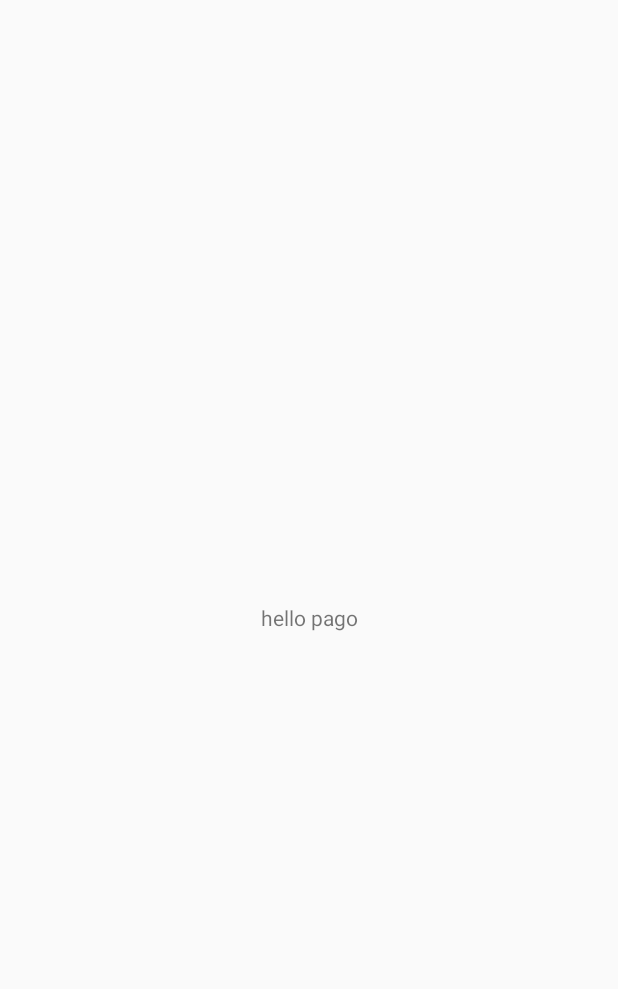
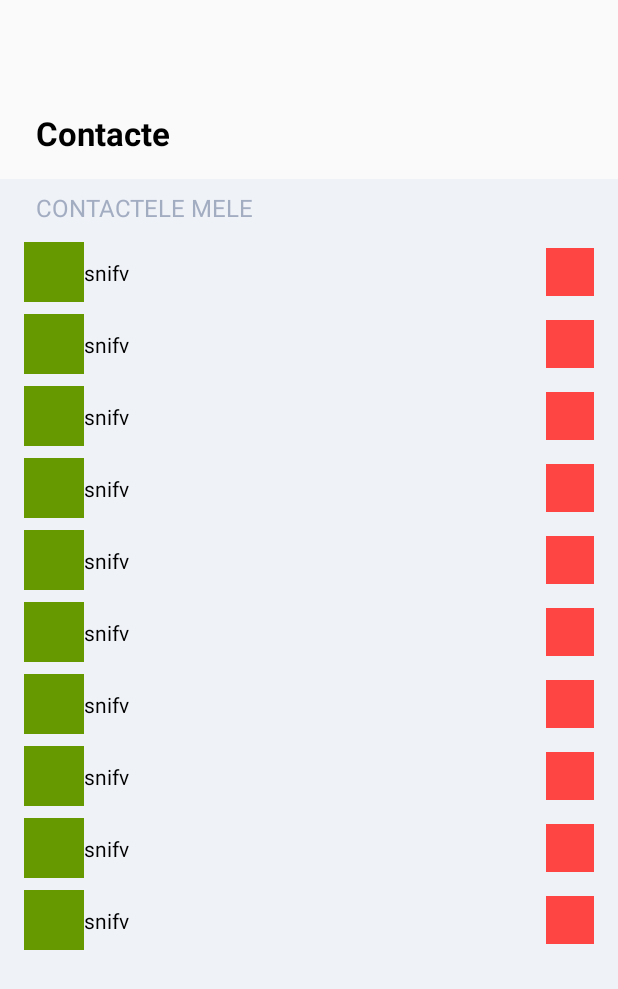
Before and after one commit to marcgr9/pago-assignment, an Android app: the screen it shows after launch (MainActivity), on a phone screen of 412 x 824 dp. Before the commit the part shown is almost empty. Shown: the top 989 px of the screen. Run offline under Robolectric (Android 15) with nearby library versions, the phone set to English and light mode, and no system bars.

Commit message:
FEATURE. UI for the homepage

```diff
--- a/app/build.gradle.kts
+++ b/app/build.gradle.kts
@@ -14,6 +14,10 @@ android {
         targetSdk = 33
         versionCode = 1
         versionName = "1.0"
+    }
+
+    viewBinding {
+        enable = true
     }
 
     buildTypes {
--- a/app/src/main/java/ro/marc/pago/activity/MainActivity.kt
+++ b/app/src/main/java/ro/marc/pago/activity/MainActivity.kt
@@ -1,15 +1,35 @@
 package ro.marc.pago.activity
 
 import android.os.Bundle
+import android.view.View
+import android.widget.TextView
 import androidx.appcompat.app.AppCompatActivity
+import androidx.constraintlayout.widget.ConstraintLayout
+import androidx.navigation.NavController
+import androidx.navigation.fragment.NavHostFragment
 import ro.marc.pago.R
 
 class MainActivity: AppCompatActivity() {
+
+    var navController: NavController? = null
+        private set
 
     override fun onCreate(savedInstanceState: Bundle?) {
         super.onCreate(savedInstanceState)
 
         setContentView(R.layout.activity_main)
+
+        val navHostFragment = supportFragmentManager.findFragmentById(R.id.navHost) as NavHostFragment
+        navController = navHostFragment.navController
+    }
+
+    fun configureHeader(text: String?) {
+        if (text == null) {
+            findViewById<ConstraintLayout>(R.id.header).visibility = View.INVISIBLE
+            return
+        }
+
+        findViewById<TextView>(R.id.title).text = text
     }
 
 }
--- /dev/null
+++ b/app/src/main/java/ro/marc/pago/activity/adapter/ContactsAdapter.kt
@@ -0,0 +1,49 @@
+package ro.marc.pago.activity.adapter
+
+import android.view.LayoutInflater
+import android.view.ViewGroup
+import androidx.recyclerview.widget.RecyclerView
+import ro.marc.pago.databinding.CompContactBinding
+import java.time.OffsetDateTime
+import java.time.format.DateTimeFormatter
+import java.util.Date
+import java.util.concurrent.TimeUnit
+import kotlin.random.Random
+
+class ContactsAdapter(
+    private val onClick: (Int) -> Unit,
+): RecyclerView.Adapter<RecyclerView.ViewHolder>() {
+
+    private val contacts: MutableList<Int> = mutableListOf()
+
+    fun setContacts(newContacts: List<Int>) {
+        println(newContacts.size)
+        contacts.clear()
+        contacts.addAll(newContacts)
+
+        notifyDataSetChanged()
+    }
+
+    override fun onCreateViewHolder(parent: ViewGroup, viewType: Int): RecyclerView.ViewHolder {
+        val compTranItemBinding = CompContactBinding.inflate(LayoutInflater.from(parent.context), parent, false)
+        return ViewHolder(compTranItemBinding)
+    }
+
+    override fun getItemCount() = contacts.size
+
+    override fun onBindViewHolder(holder: RecyclerView.ViewHolder, position: Int) {
+        (holder as ViewHolder).bind(contacts[position])
+        holder.itemView.setOnClickListener {
+            onClick(contacts[position])
+        }
+    }
+
+    private class ViewHolder(private val item: CompContactBinding) : RecyclerView.ViewHolder(item.root) {
+
+        fun bind(contact: Int) {
+            item.name.text = "snifv"
+        }
+
+    }
+
+}
--- /dev/null
+++ b/app/src/main/java/ro/marc/pago/activity/fragments/MainHome.kt
@@ -0,0 +1,44 @@
+package ro.marc.pago.activity.fragments
+
+import android.os.Bundle
+import android.view.LayoutInflater
+import android.view.View
+import android.view.ViewGroup
+import androidx.fragment.app.Fragment
+import androidx.recyclerview.widget.LinearLayoutManager
+import ro.marc.pago.activity.MainActivity
+import ro.marc.pago.activity.adapter.ContactsAdapter
+import ro.marc.pago.databinding.FragMainHomeBinding
+
+class MainHome: Fragment() {
+
+    private lateinit var _binding: FragMainHomeBinding
+    private val binding
+        get() = _binding
+
+    private val activity: MainActivity by lazy {
+        requireActivity() as MainActivity
+    }
+
+    private val contactsAdapter = ContactsAdapter {
+        // activity.navController!!.navigate()
+    }
+
+    override fun onCreateView(inflater: LayoutInflater, container: ViewGroup?, savedInstanceState: Bundle?): View? {
+        super.onCreateView(inflater, container, savedInstanceState)
+
+        _binding = FragMainHomeBinding.inflate(inflater, null, false)
+
+        activity.configureHeader(null)
+
+        binding.list.apply {
+            layoutManager = LinearLayoutManager(activity)
+            adapter = contactsAdapter
+        }
+
+        contactsAdapter.setContacts((1..10).toList())
+
+        return binding.root
+    }
+
+}
--- /dev/null
+++ b/app/src/main/res/drawable/icon_chevron_left.xml
@@ -0,0 +1,9 @@
+<vector xmlns:android="http://schemas.android.com/apk/res/android"
+    android:width="320dp"
+    android:height="512dp"
+    android:viewportWidth="320"
+    android:viewportHeight="512">
+  <path
+      android:fillColor="#FF000000"
+      android:pathData="M9.4,233.4c-12.5,12.5 -12.5,32.8 0,45.3l192,192c12.5,12.5 32.8,12.5 45.3,0s12.5,-32.8 0,-45.3L77.3,256 246.6,86.6c12.5,-12.5 12.5,-32.8 0,-45.3s-32.8,-12.5 -45.3,0l-192,192z"/>
+</vector>
--- /dev/null
+++ b/app/src/main/res/drawable/icon_chevron_right.xml
@@ -0,0 +1,9 @@
+<vector xmlns:android="http://schemas.android.com/apk/res/android"
+    android:width="320dp"
+    android:height="512dp"
+    android:viewportWidth="320"
+    android:viewportHeight="512">
+  <path
+      android:fillColor="#FF000000"
+      android:pathData="M310.6,233.4c12.5,12.5 12.5,32.8 0,45.3l-192,192c-12.5,12.5 -32.8,12.5 -45.3,0s-12.5,-32.8 0,-45.3L242.7,256 73.4,86.6c-12.5,-12.5 -12.5,-32.8 0,-45.3s32.8,-12.5 45.3,0l192,192z"/>
+</vector>
--- a/app/src/main/res/layout/activity_main.xml
+++ b/app/src/main/res/layout/activity_main.xml
@@ -1,12 +1,54 @@
 <?xml version="1.0" encoding="utf-8"?>
 <androidx.constraintlayout.widget.ConstraintLayout xmlns:android="http://schemas.android.com/apk/res/android"
     android:layout_width="match_parent"
-    android:layout_height="match_parent">
+    android:layout_height="match_parent"
+    xmlns:app="http://schemas.android.com/apk/res-auto"
+    xmlns:tools="http://schemas.android.com/tools">
 
-    <TextView
+    <androidx.constraintlayout.widget.ConstraintLayout
+        android:id="@+id/header"
         android:layout_width="match_parent"
-        android:layout_height="match_parent"
-        android:text="hello pago"
-        android:gravity="center" />
+        android:layout_height="0dp"
+        app:layout_constraintTop_toTopOf="parent"
+        app:layout_constraintBottom_toTopOf="@+id/navHost"
+        app:layout_constraintHeight_percent=".07">
+
+        <ImageView
+            android:id="@+id/icon"
+            android:layout_width="@dimen/view_x4"
+            android:layout_height="@dimen/view_x4"
+            android:src="@drawable/icon_chevron_left"
+            android:padding="@dimen/view_d2"
+            app:layout_constraintHorizontal_bias="0"
+            app:layout_constraintHorizontal_chainStyle="packed"
+            app:layout_constraintTop_toTopOf="parent"
+            app:layout_constraintBottom_toBottomOf="parent"
+            app:layout_constraintStart_toStartOf="parent"
+            app:layout_constraintEnd_toStartOf="@+id/title" />
+
+        <TextView
+            android:id="@+id/title"
+            android:layout_width="wrap_content"
+            android:layout_height="wrap_content"
+            android:textSize="@dimen/text_xlarge"
+            android:textStyle="bold"
+            android:layout_marginStart="@dimen/view_x1"
+            app:layout_constraintTop_toTopOf="parent"
+            app:layout_constraintBottom_toBottomOf="parent"
+            app:layout_constraintStart_toEndOf="@id/icon"
+            app:layout_constraintEnd_toEndOf="parent"
+            android:text="Title" />
+
+    </androidx.constraintlayout.widget.ConstraintLayout>
+
+    <androidx.fragment.app.FragmentContainerView
+        android:id="@+id/navHost"
+        android:name="androidx.navigation.fragment.NavHostFragment"
+        android:layout_width="match_parent"
+        android:layout_height="0dp"
+        app:defaultNavHost="true"
+        app:layout_constraintTop_toBottomOf="@id/header"
+        app:layout_constraintBottom_toBottomOf="parent"
+        app:navGraph="@navigation/navigation_main" />
 
 </androidx.constraintlayout.widget.ConstraintLayout>
--- /dev/null
+++ b/app/src/main/res/layout/comp_contact.xml
@@ -0,0 +1,50 @@
+<?xml version="1.0" encoding="utf-8"?>
+<androidx.constraintlayout.widget.ConstraintLayout xmlns:android="http://schemas.android.com/apk/res/android"
+    android:layout_width="match_parent"
+    android:layout_height="@dimen/view_x6"
+    xmlns:app="http://schemas.android.com/apk/res-auto"
+    xmlns:tools="http://schemas.android.com/tools"
+    android:paddingHorizontal="@dimen/view_x2">
+
+    <androidx.constraintlayout.widget.ConstraintLayout
+        android:id="@+id/contact"
+        android:layout_width="0dp"
+        android:layout_height="match_parent"
+        app:layout_constraintStart_toStartOf="parent"
+        app:layout_constraintEnd_toStartOf="@+id/arrow">
+
+        <ImageView
+            android:id="@+id/thumbnail"
+            android:layout_width="@dimen/view_x5"
+            android:layout_height="@dimen/view_x5"
+            android:background="@android:color/holo_green_dark"
+            app:layout_constraintHorizontal_bias="0"
+            app:layout_constraintHorizontal_chainStyle="packed"
+            app:layout_constraintStart_toStartOf="parent"
+            app:layout_constraintEnd_toStartOf="@id/name"
+            app:layout_constraintTop_toTopOf="parent"
+            app:layout_constraintBottom_toBottomOf="parent" />
+
+        <TextView
+            android:id="@+id/name"
+            android:layout_width="wrap_content"
+            android:layout_height="wrap_content"
+            app:layout_constraintStart_toEndOf="@id/thumbnail"
+            app:layout_constraintEnd_toEndOf="parent"
+            app:layout_constraintTop_toTopOf="parent"
+            app:layout_constraintBottom_toBottomOf="parent"
+            tools:text="Marc" />
+
+    </androidx.constraintlayout.widget.ConstraintLayout>
+
+    <ImageView
+        android:id="@+id/arrow"
+        android:layout_width="@dimen/view_x4"
+        android:layout_height="@dimen/view_x4"
+        android:background="@android:color/holo_red_light"
+        app:layout_constraintStart_toEndOf="@id/contact"
+        app:layout_constraintEnd_toEndOf="parent"
+        app:layout_constraintTop_toTopOf="parent"
+        app:layout_constraintBottom_toBottomOf="parent" />
+
+</androidx.constraintlayout.widget.ConstraintLayout>
--- /dev/null
+++ b/app/src/main/res/layout/frag_main_home.xml
@@ -0,0 +1,50 @@
+<?xml version="1.0" encoding="utf-8"?>
+<androidx.constraintlayout.widget.ConstraintLayout xmlns:android="http://schemas.android.com/apk/res/android"
+    android:layout_width="match_parent"
+    android:layout_height="match_parent"
+    xmlns:app="http://schemas.android.com/apk/res-auto"
+    xmlns:tools="http://schemas.android.com/tools">
+
+    <TextView
+        android:id="@+id/subtitle"
+        android:layout_width="match_parent"
+        android:layout_height="wrap_content"
+        android:textSize="@dimen/text_large"
+        android:textStyle="bold"
+        android:text="@string/app_contacts"
+        android:padding="@dimen/view_x2"
+        android:layout_marginStart="@dimen/view_x1"
+        app:layout_constraintTop_toTopOf="parent"
+        app:layout_constraintBottom_toTopOf="@+id/container" />
+
+    <androidx.appcompat.widget.LinearLayoutCompat
+        android:id="@+id/container"
+        android:layout_width="match_parent"
+        android:layout_height="0dp"
+        android:orientation="vertical"
+        android:background="@color/frag_home_list_background"
+        app:layout_constraintTop_toBottomOf="@id/subtitle"
+        app:layout_constraintBottom_toBottomOf="parent">
+
+        <TextView
+            android:id="@+id/list_header"
+            android:layout_width="match_parent"
+            android:layout_height="wrap_content"
+            android:textSize="@dimen/text_medium"
+            android:text="@string/app_my_contacts"
+            android:textAllCaps="true"
+            android:textColor="@color/frag_home_list_header"
+            android:paddingHorizontal="@dimen/view_x2"
+            android:paddingVertical="@dimen/view_x1"
+            android:layout_marginStart="@dimen/view_x1" />
+
+        <androidx.recyclerview.widget.RecyclerView
+            android:id="@+id/list"
+            android:layout_width="match_parent"
+            android:layout_height="0dp"
+            android:layout_weight="1"
+            tools:listitem="@layout/comp_contact" />
+
+    </androidx.appcompat.widget.LinearLayoutCompat>
+
+</androidx.constraintlayout.widget.ConstraintLayout>
--- /dev/null
+++ b/app/src/main/res/navigation/navigation_main.xml
@@ -0,0 +1,12 @@
+<?xml version="1.0" encoding="utf-8"?>
+<navigation xmlns:android="http://schemas.android.com/apk/res/android"
+    xmlns:app="http://schemas.android.com/apk/res-auto"
+    android:id="@+id/navigation_main"
+    app:startDestination="@id/mainHome" >
+
+    <fragment
+        android:id="@+id/mainHome"
+        android:name="ro.marc.pago.activity.fragments.MainHome"
+        android:label="MainHome" />
+
+</navigation>
--- a/app/src/main/res/values/colors.xml
+++ b/app/src/main/res/values/colors.xml
@@ -1,4 +1,5 @@
 <?xml version="1.0" encoding="utf-8"?>
 <resources>
-
+    <color name="frag_home_list_background">#eff2f7</color>
+    <color name="frag_home_list_header">#a3adc2</color>
 </resources>
--- /dev/null
+++ b/app/src/main/res/values/dimens.xml
@@ -0,0 +1,22 @@
+<?xml version="1.0" encoding="utf-8"?>
+<resources>
+
+    <dimen name="text_xsmall">10sp</dimen>
+    <dimen name="text_small">13sp</dimen>
+    <dimen name="text_medium">16sp</dimen>
+    <dimen name="text_large">22sp</dimen>
+    <dimen name="text_xlarge">28sp</dimen>
+
+    <dimen name="view_d8">1dp</dimen>
+    <dimen name="view_d4">2dp</dimen>
+    <dimen name="view_d2">4dp</dimen>
+    <dimen name="view_x1">8dp</dimen>
+    <dimen name="view_x2">16dp</dimen>
+    <dimen name="view_x3">24dp</dimen>
+    <dimen name="view_x4">32dp</dimen>
+    <dimen name="view_x5">40dp</dimen>
+    <dimen name="view_x6">48dp</dimen>
+    <dimen name="view_x7">56dp</dimen>
+    <dimen name="view_x8">64dp</dimen>
+
+</resources>
--- a/app/src/main/res/values/strings.xml
+++ b/app/src/main/res/values/strings.xml
@@ -1,3 +1,5 @@
 <resources>
     <string name="app_name">Pago</string>
+    <string name="app_contacts">Contacte</string>
+    <string name="app_my_contacts">Contactele mele</string>
 </resources>
--- a/app/src/main/res/values/themes.xml
+++ b/app/src/main/res/values/themes.xml
@@ -1,6 +1,6 @@
 <resources xmlns:tools="http://schemas.android.com/tools">
     <!-- Base application theme. -->
     <style name="Theme.Pago" parent="Theme.AppCompat.Light.NoActionBar">
-
+        <item name="android:textColor">@android:color/black</item>
     </style>
 </resources>
```
